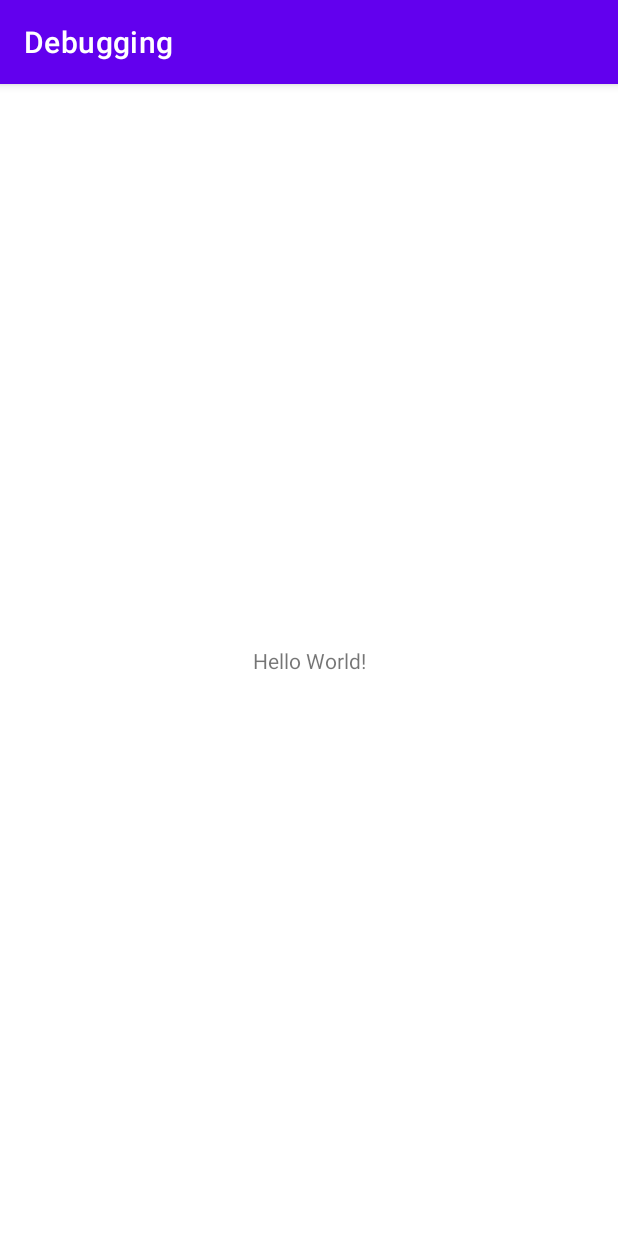
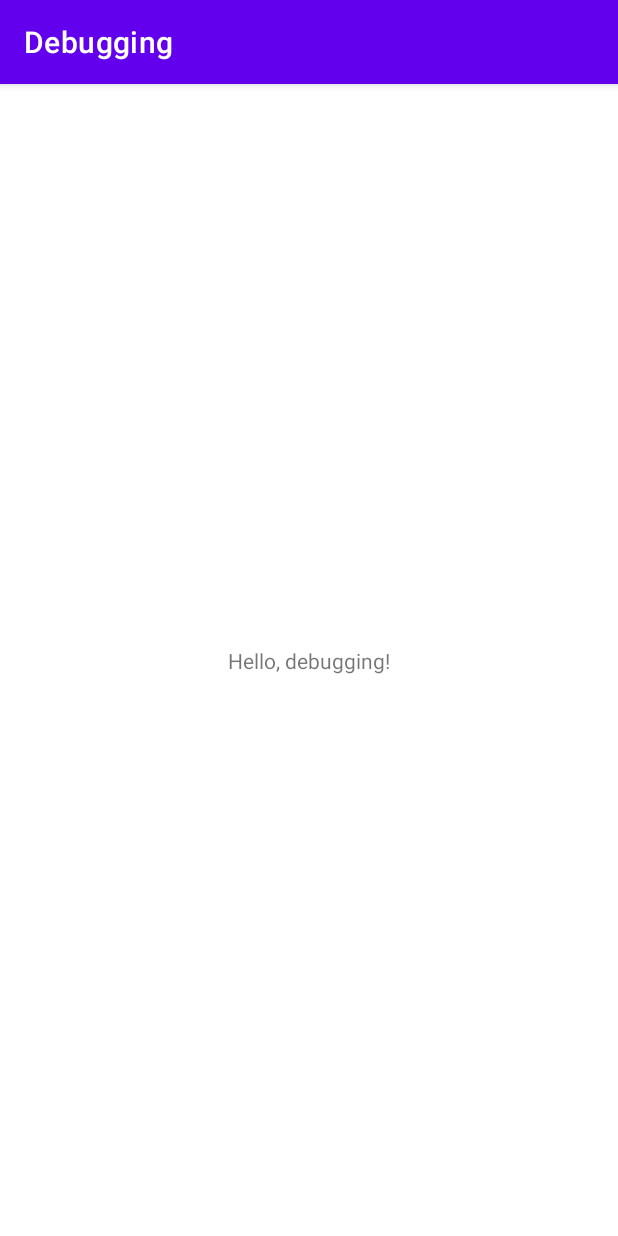
Before and after one commit to BogdanPetrisor/Debugging, an Android app: the screen it shows after launch (MainActivity), on a phone screen of 412 x 824 dp. Run offline under Robolectric (Android 15) with nearby library versions, the phone set to English and light mode, and no system bars.

Commit message:
Fix the bug

```diff
--- a/app/src/main/java/com/example/debugging/MainActivity.kt
+++ b/app/src/main/java/com/example/debugging/MainActivity.kt
@@ -10,9 +10,12 @@ private const val TAG = "MainActivity"
 class MainActivity : AppCompatActivity() {
     override fun onCreate(savedInstanceState: Bundle?) {
         super.onCreate(savedInstanceState)
+        setContentView(R.layout.activity_main)
+        Log.d(TAG, "this is where the app crashed before")
         val helloTextView: TextView = findViewById(R.id.hello_world)
+        Log.d(TAG, "this should be logged if the bug is fixed")
         helloTextView.text = "Hello, debugging!"
-        setContentView(R.layout.activity_main)
+        logging()
         division()
     }
 
```
